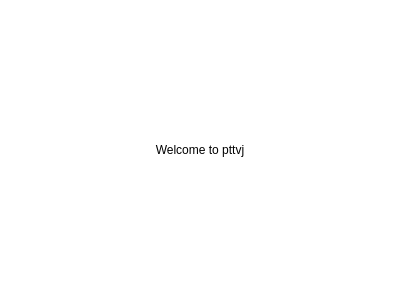
Before: the Qt Designer form pttvj/displaywindow.ui in monptt/pttvj, drawn with Qt 5.
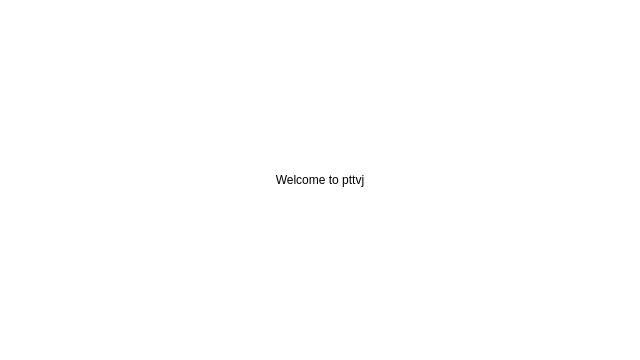
After: the same form once the commit is applied.

The edit to the form file:
```diff
--- a/pttvj/displaywindow.ui
+++ b/pttvj/displaywindow.ui
@@ -6,8 +6,8 @@
    <rect>
     <x>0</x>
     <y>0</y>
-    <width>400</width>
-    <height>300</height>
+    <width>640</width>
+    <height>360</height>
    </rect>
   </property>
   <property name="sizePolicy">
```
